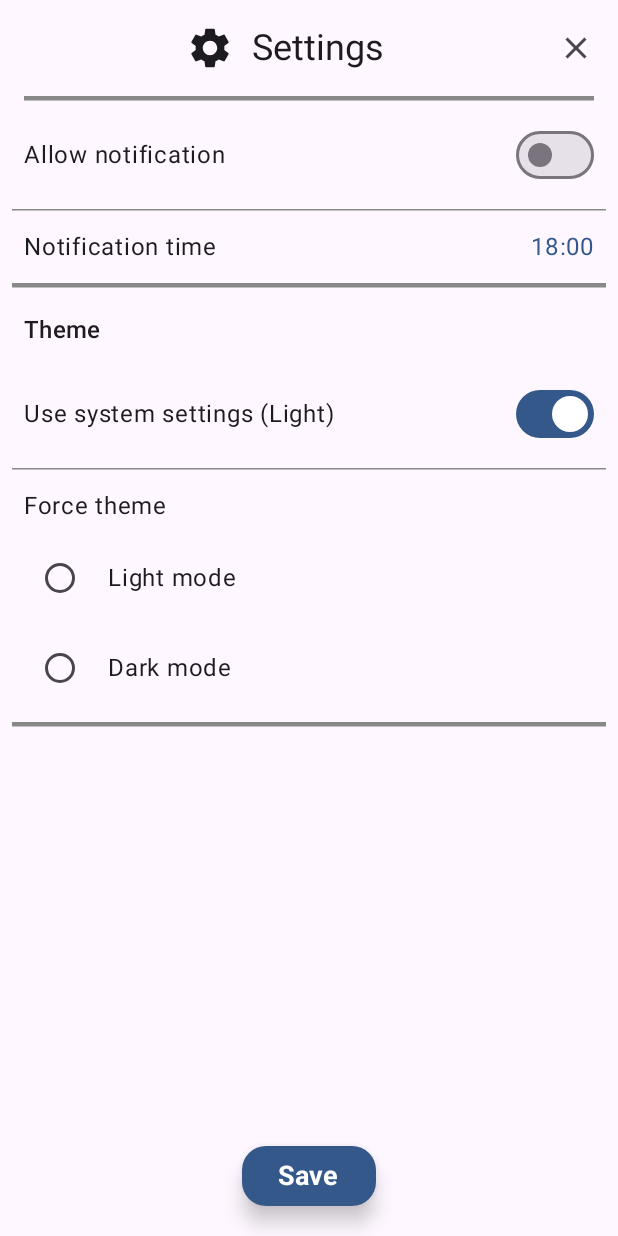
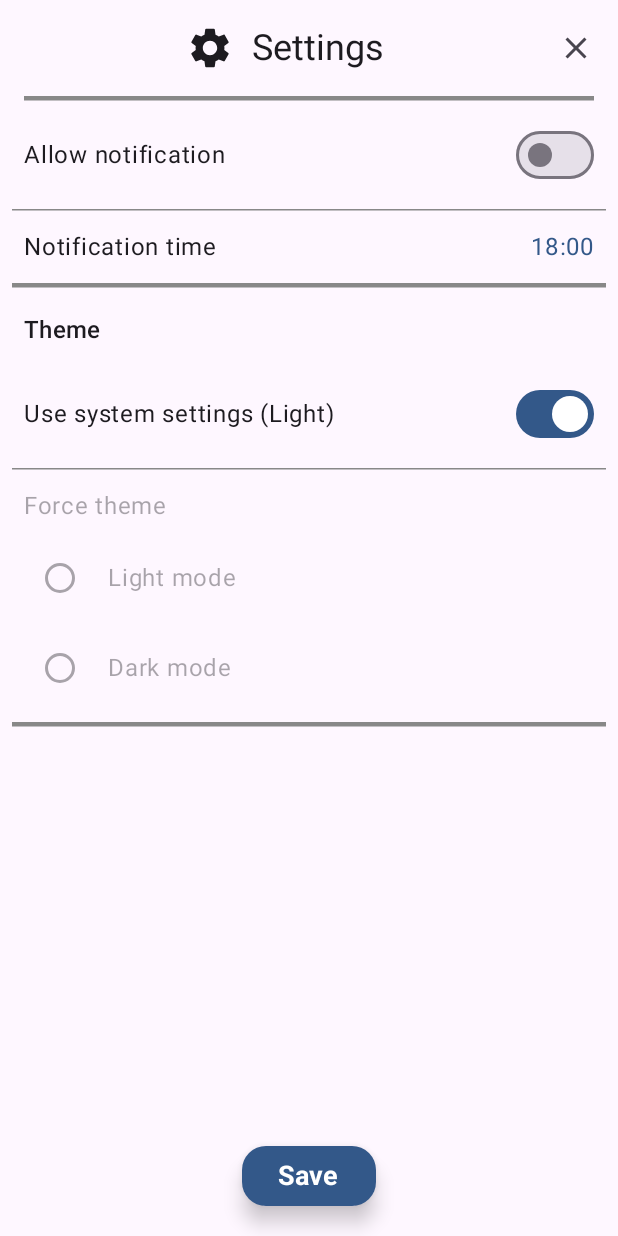
Before and after one commit to mrbachorecz/noalcoholchallange, an Android app built with Jetpack Compose: the SettingsActivity screen opened directly, with no data from a screen before it, on a phone screen of 412 x 824 dp. Run offline under Robolectric (Android 15) with nearby library versions, the phone set to English and light mode, and no system bars.

Commit message:
disable force theme settings if system them switch is on

```diff
--- a/app/src/main/java/com/mrbachorecz/noalcohol/settings/SettingsScreen.kt
+++ b/app/src/main/java/com/mrbachorecz/noalcohol/settings/SettingsScreen.kt
@@ -58,6 +58,8 @@ fun SettingsScreen(
         initialMinute = selectedMinute.intValue,
         is24Hour = true
     )
+
+    val forceThemeOptionsEnabled = currentThemeSetting.value != ThemeSetting.SYSTEM
 
     Scaffold(
         topBar = {
@@ -162,11 +164,7 @@ fun SettingsScreen(
                         if (isChecked) {
                             currentThemeSetting.value = ThemeSetting.SYSTEM
                         } else {
-                            if (isSystemDark) {
-                                currentThemeSetting.value = ThemeSetting.DARK
-                            } else {
-                                currentThemeSetting.value = ThemeSetting.LIGHT
-                            }
+                            currentThemeSetting.value = if (isSystemDark) ThemeSetting.DARK else ThemeSetting.LIGHT
                         }
                         ThemeManager.updateTheme(currentThemeSetting.value)
                     }
@@ -186,18 +184,25 @@ fun SettingsScreen(
                 Text(
                     text = "Force theme",
                     modifier = Modifier.weight(1f),
-                    color = MaterialTheme.colorScheme.onBackground
+                    color = if (forceThemeOptionsEnabled) MaterialTheme.colorScheme.onBackground else MaterialTheme.colorScheme.onSurface.copy(alpha = 0.38f)
                 )
             }
             Row(
                 modifier = Modifier
                     .fillMaxWidth()
-                    .padding(horizontal = 8.dp),
+                    .padding(horizontal = 8.dp)
+                    .clickable(enabled = forceThemeOptionsEnabled) {
+                        if (forceThemeOptionsEnabled) {
+                            currentThemeSetting.value = ThemeSetting.LIGHT
+                            ThemeManager.updateTheme(currentThemeSetting.value)
+                        }
+                    },
                 verticalAlignment = Alignment.CenterVertically
             ) {
                 ThemeSettingOption(
                     text = "Light mode",
                     selected = currentThemeSetting.value == ThemeSetting.LIGHT,
+                    enabled = forceThemeOptionsEnabled, // Pass enabled state
                     onClick = {
                         currentThemeSetting.value = ThemeSetting.LIGHT
                         ThemeManager.updateTheme(currentThemeSetting.value)
@@ -207,12 +212,20 @@ fun SettingsScreen(
             Row(
                 modifier = Modifier
                     .fillMaxWidth()
-                    .padding(horizontal = 8.dp, vertical = 12.dp),
+                    .padding(horizontal = 8.dp, vertical = 12.dp)
+                    // Disable click if forceThemeOptions are not enabled
+                    .clickable(enabled = forceThemeOptionsEnabled) {
+                        if (forceThemeOptionsEnabled) {
+                            currentThemeSetting.value = ThemeSetting.DARK
+                            ThemeManager.updateTheme(currentThemeSetting.value)
+                        }
+                    },
                 verticalAlignment = Alignment.CenterVertically
             ) {
                 ThemeSettingOption(
                     text = "Dark mode",
                     selected = currentThemeSetting.value == ThemeSetting.DARK,
+                    enabled = forceThemeOptionsEnabled, // Pass enabled state
                     onClick = {
                         currentThemeSetting.value = ThemeSetting.DARK
                         ThemeManager.updateTheme(currentThemeSetting.value)
@@ -255,19 +268,24 @@ fun SettingsScreen(
 fun ThemeSettingOption(
     text: String,
     selected: Boolean,
-    onClick: () -> Unit
+    onClick: () -> Unit,
+    enabled: Boolean = true // Add enabled parameter with a default value
 ) {
     Row(
         modifier = Modifier
             .fillMaxWidth()
-            .clickable(onClick = onClick),
+            .clickable(enabled = enabled, onClick = onClick), // Use enabled parameter
         verticalAlignment = Alignment.CenterVertically
     ) {
         RadioButton(
             selected = selected,
-            onClick = onClick
+            onClick = onClick,
+            enabled = enabled // Use enabled parameter
         )
         Spacer(Modifier.width(8.dp))
-        Text(text = text, color = MaterialTheme.colorScheme.onBackground)
+        Text(
+            text = text,
+            color = if (enabled) MaterialTheme.colorScheme.onBackground else MaterialTheme.colorScheme.onSurface.copy(alpha = 0.38f) // Dim text when disabled
+        )
     }
 }
```
